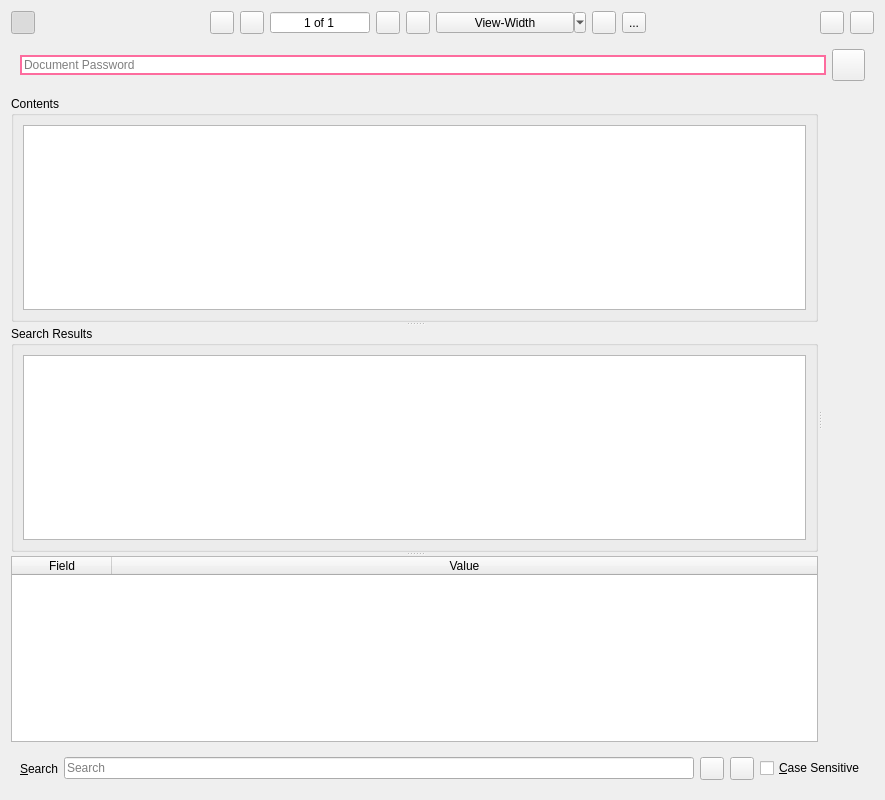
Above: UI/wise-pdf-view.ui from textbrowser/wise before the change. Below: the same form after it.
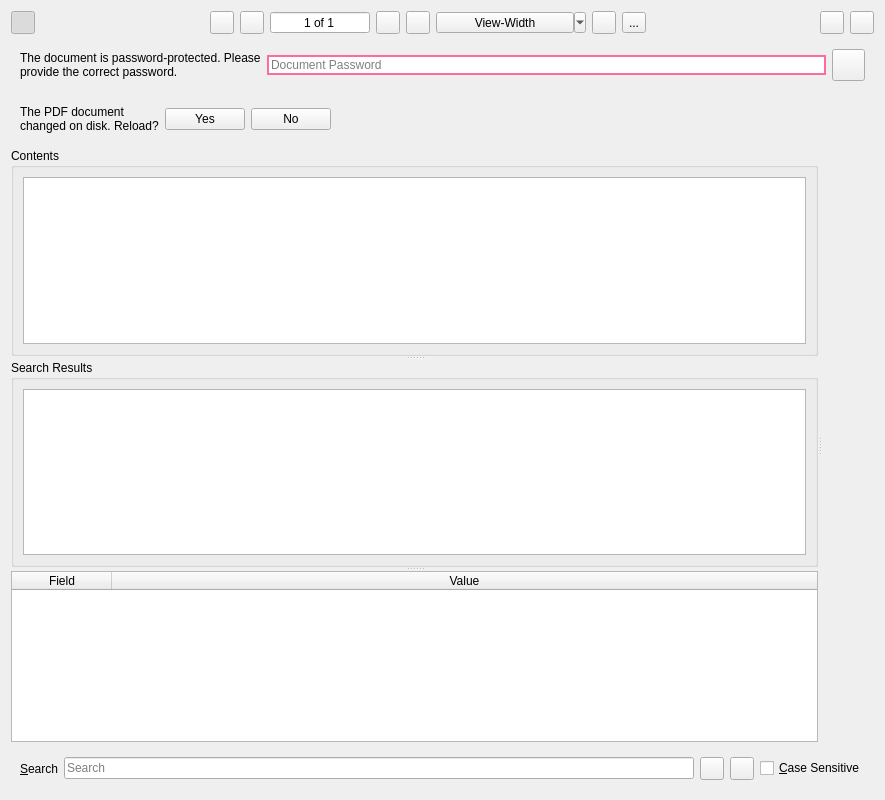
That is the form after the change. Icons and pictures are not drawn.

```diff
--- a/UI/wise-pdf-view.ui
+++ b/UI/wise-pdf-view.ui
@@ -217,6 +217,16 @@
       </sizepolicy>
      </property>
      <layout class="QHBoxLayout" name="horizontalLayout_2">
+      <item>
+       <widget class="QLabel" name="label_3">
+        <property name="text">
+         <string>The document is password-protected. Please provide the correct password.</string>
+        </property>
+        <property name="wordWrap">
+         <bool>true</bool>
+        </property>
+       </widget>
+      </item>
       <item>
        <widget class="QLineEdit" name="password">
         <property name="styleSheet">
@@ -247,6 +257,55 @@
      </layout>
     </widget>
    </item>
+   <item>
+    <widget class="QFrame" name="reload_frame">
+     <property name="sizePolicy">
+      <sizepolicy hsizetype="Preferred" vsizetype="Maximum">
+       <horstretch>0</horstretch>
+       <verstretch>0</verstretch>
+      </sizepolicy>
+     </property>
+     <layout class="QHBoxLayout" name="horizontalLayout_3">
+      <item>
+       <widget class="QLabel" name="label_2">
+        <property name="text">
+         <string>The PDF document changed on disk. Reload?</string>
+        </property>
+        <property name="wordWrap">
+         <bool>true</bool>
+        </property>
+       </widget>
+      </item>
+      <item>
+       <widget class="QPushButton" name="reload_yes">
+        <property name="text">
+         <string>Yes</string>
+        </property>
+       </widget>
+      </item>
+      <item>
+       <widget class="QPushButton" name="reload_no">
+        <property name="text">
+         <string>No</string>
+        </property>
+       </widget>
+      </item>
+      <item>
+       <spacer name="horizontalSpacer_3">
+        <property name="orientation">
+         <enum>Qt::Orientation::Horizontal</enum>
+        </property>
+        <property name="sizeHint" stdset="0">
+         <size>
+          <width>40</width>
+          <height>20</height>
+         </size>
+        </property>
+       </spacer>
+      </item>
+     </layout>
+    </widget>
+   </item>
    <item>
     <widget class="QSplitter" name="splitter">
      <property name="orientation">
```
Left out of the diff: 41 changed lines with no effect on the pictures.
